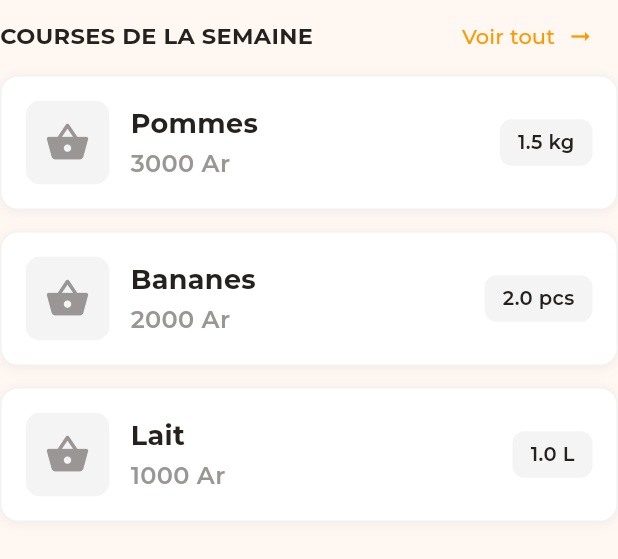
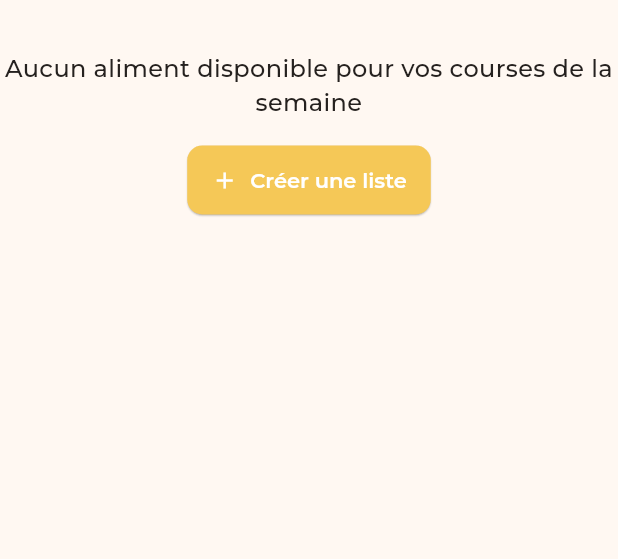
Before and after one commit to KiritoEM/gaspika, a Flutter app: the WeeklyShoppingSection widget shown alone on an empty page, opened directly, on a phone screen of 412 x 824 dp. Shown: the top 559 px of the screen. Run offline on Flutter 3.47's test engine with Material 3 defaults, Android fonts, the phone set to English and light mode, and no system bars; our stand-ins replace dio, flutter_dotenv, flutter_secure_storage, flutter_svg, go_router, google_fonts and 2 more; missing offline and left inert: flutter_skeleton_ui, week_number; accounts and stored records are empty; network calls fail.

Commit message:
feat(mobile/home): link weekly-shopping in home

```diff
--- a/Mobile/lib/features/home/viewmodels/home_viewmodel.dart
+++ b/Mobile/lib/features/home/viewmodels/home_viewmodel.dart
@@ -45,8 +45,6 @@ class HomeViewModel extends ChangeNotifier {
   Future<void> fetchAvailableFoodCount() async {
     final response = await _shoppingItemsModel.getAvalaibleFoodCount();
 
-    AppLogger.logger.i('Available food count response: ${response.data}');
-
     if (response.hasError == true) {
       _isLoadingShopping = false;
       notifyListeners();
@@ -65,8 +63,6 @@ class HomeViewModel extends ChangeNotifier {
 
     final response = await _shoppingItemsModel.getShoppingWeekItems();
 
-    AppLogger.logger.i('Shopping week items response: $response');
-
     if (response.hasError == true) {
       _isLoadingShopping = false;
       notifyListeners();
--- a/Mobile/lib/features/home/views/home_screen.dart
+++ b/Mobile/lib/features/home/views/home_screen.dart
@@ -26,7 +26,7 @@ class _HomeScreenState extends State<HomeScreen> {
 
       await homeVm.fetchUserInfo();
       await homeVm.fetchAvailableFoodCount();
-      // await homeVm.fetchShoppingWeekItems();
+      await homeVm.fetchShoppingWeekItems();
     });
   }
 
@@ -68,7 +68,7 @@ class _HomeScreenState extends State<HomeScreen> {
                 // Weekly shopping
                 WeeklyShoppingSection(
                   isLoading: homeVm.isLoadingShopping,
-                  isListEmpty: true,
+                  shoppingListItems: homeVm.shoppingWeekItems,
                 ),
               ],
             ),
--- a/Mobile/lib/features/home/widgets/weekly_shopping_section.dart
+++ b/Mobile/lib/features/home/widgets/weekly_shopping_section.dart
@@ -1,20 +1,23 @@
 import 'package:flutter/material.dart';
 import 'package:gaspika_mobile/constants/enums/enums.dart';
+import 'package:gaspika_mobile/models/domains-object/shopping.dart';
 import 'package:gaspika_mobile/shared/shopping_item_card.dart';
 import 'package:flutter_skeleton_ui/flutter_skeleton_ui.dart';
 
 class WeeklyShoppingSection extends StatelessWidget {
   bool isLoading;
-  bool isListEmpty;
+  List<ShoppingListItem> shoppingListItems;
 
   WeeklyShoppingSection({
     super.key,
     this.isLoading = false,
-    this.isListEmpty = false,
+    this.shoppingListItems = const [],
   });
 
   @override
   Widget build(BuildContext context) {
+    bool isListEmpty = shoppingListItems.isEmpty;
+
     return Column(
       children: [
         // Header
@@ -53,31 +56,21 @@ class WeeklyShoppingSection extends StatelessWidget {
             : !isListEmpty
             ? Column(
                 spacing: 14,
-                children: [
-                  ShoppingItemCard(
-                    productName: 'Pommes',
-                    price: 3000,
-                    quantity: 1.5,
-                    quantityUnit: QuantityUnit.kilogram,
-                  ),
-                  ShoppingItemCard(
-                    productName: 'Bananes',
-                    price: 2000,
-                    quantity: 2.0,
-                    quantityUnit: QuantityUnit.piece,
-                  ),
-                  ShoppingItemCard(
-                    productName: 'Lait',
-                    price: 1000,
-                    quantity: 1.0,
-                    quantityUnit: QuantityUnit.liter,
-                  ),
-                ],
+                children: shoppingListItems
+                    .map(
+                      (item) => ShoppingItemCard(
+                        productName: item.productName,
+                        price: item.price,
+                        quantity: item.estimatedQuantity.toDouble(),
+                        quantityUnit: item.quantityUnit!,
+                      ),
+                    )
+                    .toList(),
               )
             : Container(),
 
         // Empty state
-        isListEmpty ? _emptyState(context) : Container(),
+        !isLoading && isListEmpty ? _emptyState(context) : Container(),
       ],
     );
   }
--- a/Mobile/lib/models/shopping_items_model.dart
+++ b/Mobile/lib/models/shopping_items_model.dart
@@ -40,8 +40,8 @@ class ShoppingItemsModel {
 
       await Future.delayed(const Duration(seconds: 2));
 
-      final items = (response as List)
-          .map((e) => ShoppingListItem.fromJson(e))
+      final items = response
+          .map((e) => ShoppingListItem.fromJson(e as Map<String, dynamic>))
           .toList();
 
       return ApiResponse(
--- a/Mobile/lib/services/api/shopping_service.dart
+++ b/Mobile/lib/services/api/shopping_service.dart
@@ -13,10 +13,10 @@ class ShoppingService {
     return response.data;
   }
 
-  Future<List<Map<String, dynamic>>> getShoppingWeekItems() async {
+  Future<List<dynamic>> getShoppingWeekItems() async {
     final response = await _dio.get(
       '${ApiConstant.SHOPPING_ITEMS_ENDPOINT}/${DateUtilities.getCurrentWeekNumberISO()}/shopping-week',
     );
-    return response.data;
+    return response.data as List<dynamic>;
   }
 }
```
Also changed, not shown: Mobile/lib/models/domains-object/shopping.dart (+37 -26 lines), 8 other files.
